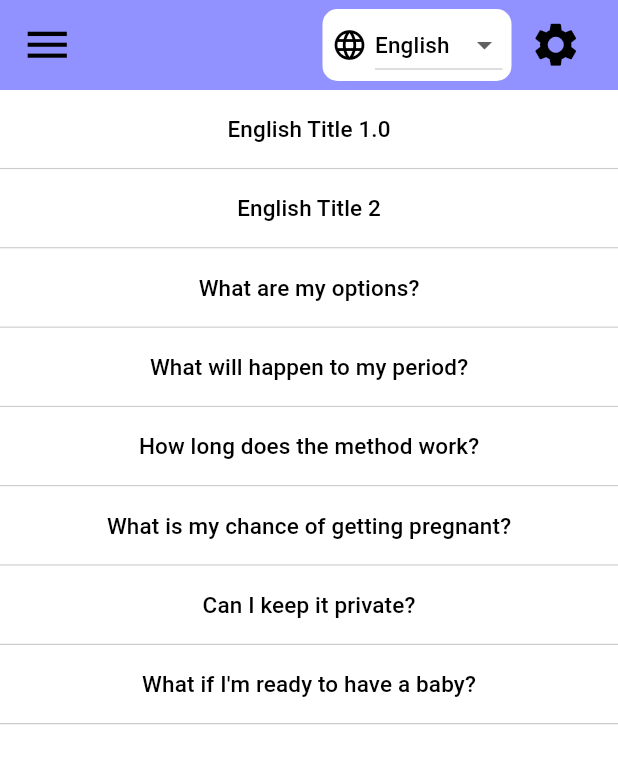
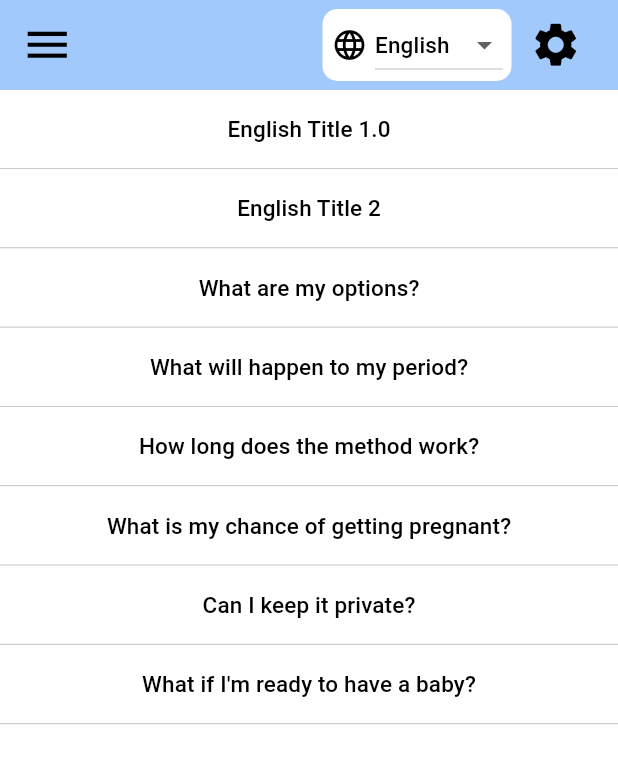
Before and after one commit to caitlynrawlings/ContentApp, a Flutter app: the screen it shows after launch, on a phone screen of 412 x 824 dp. Shown: the top 764 px of the screen. Run offline on Flutter 3.47's test engine with Material 3 defaults, Android fonts, the phone set to English and light mode, and no system bars; our stand-ins replace font_awesome_flutter, just_audio.

```diff
--- a/lib/theme_data.dart
+++ b/lib/theme_data.dart
@@ -48,8 +48,8 @@ class AppFontSizes {
 }
 
 class AppColorsSchemes {
-  static const darkBlue = Color.fromARGB(255, 32, 32, 75);
-  static const lightBlue = Color.fromARGB(255, 145, 145, 255);
+  static const darkBlue = Color.fromARGB(255, 36, 36, 91);
+  static const lightBlue = Color.fromARGB(255, 162, 201, 252);
 
   static const offwhite = Color.fromARGB(255, 242, 242, 242);
   static const offblack = Color.fromARGB(255, 75, 75, 75);
```
Also changed, not shown: assets/pages.json.
